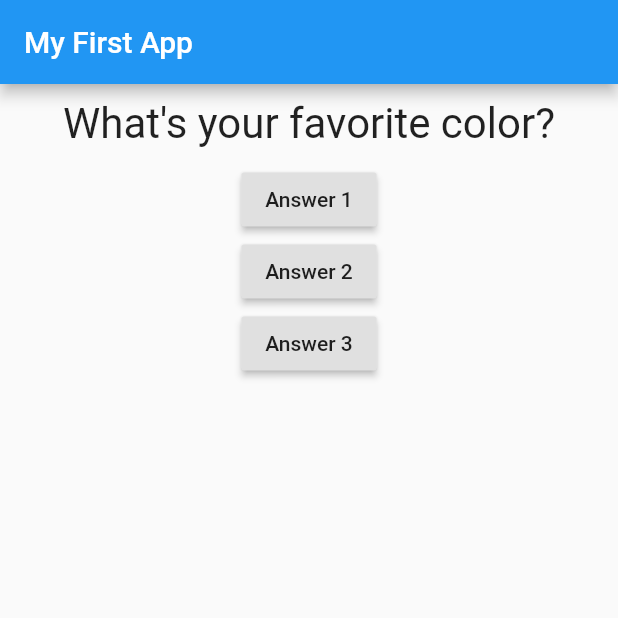
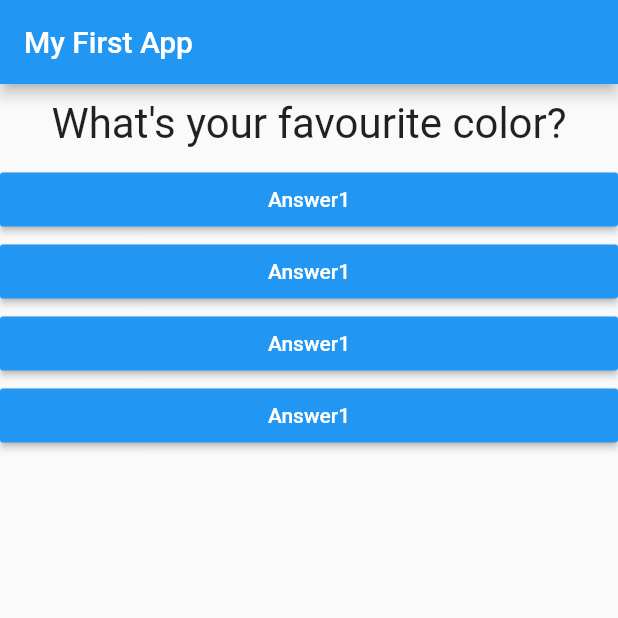
Before and after one commit to tasfique/QuizApp, a Flutter app: the screen it shows after launch, on a phone screen of 412 x 824 dp, the top half of it. Run offline on Flutter 3.47's test engine with Material 2 defaults, Android fonts, the phone set to English and light mode, and no system bars.

Commit message:
Added new codes

```diff
--- /dev/null
+++ b/lib/answer.dart
@@ -0,0 +1,21 @@
+import 'package:flutter/material.dart';
+
+class Answer extends StatelessWidget {
+  final Function selectHandler;
+  final String answerText;
+
+  Answer(this.selectHandler, this.answerText);
+
+  @override
+  Widget build(BuildContext context) {
+    return Container(
+      width: double.infinity,
+      child: RaisedButton(
+        color: Colors.blue,
+        textColor: Colors.white,
+        child: Text('Answer1'),
+        onPressed: selectHandler,
+      ),
+    );
+  }
+}
--- a/lib/main.dart
+++ b/lib/main.dart
@@ -1,6 +1,7 @@
 import 'package:flutter/material.dart';
 
 import './question.dart';
+import './answer.dart';
 
 // void main() {
 //   runApp(MyApp());
@@ -29,8 +30,35 @@ class _MyAppState extends State<MyApp> {
   @override
   Widget build(BuildContext context) {
     var questions = [
-      'What\'s your favorite color?',
-      'What\'s your favorite animal?',
+      //can be declared as Map also, but the below code is a map
+      {
+        'questionText': 'What\'s your favourite color?',
+        //square brakcets for list
+        'answers': [
+          'Black',
+          'Red',
+          'Green',
+          'White',
+        ],
+      },
+      {
+        'questionText': 'What\'s your favourite animal?',
+        'answers': [
+          'Rabbit',
+          'Elephant',
+          'Lion',
+          'Snake',
+        ],
+      },
+      {
+        'questionText': 'What\'s your favourite instructor?',
+        'answers': [
+          'Jack',
+          'Jill',
+          'Bill',
+          'Will',
+        ],
+      },
     ];
     return MaterialApp(
       home: Scaffold(
@@ -40,23 +68,30 @@ class _MyAppState extends State<MyApp> {
         body: Column(
           children: [
             Question(
-              questions[_questionIndex],
+              questions[_questionIndex]['questionText'],
             ),
-            RaisedButton(
-              child: Text('Answer 1'),
-              onPressed: _answerQuestion,
-            ),
-            RaisedButton(
-              child: Text('Answer 2'),
-              onPressed: () => print('Answer 2 chosen!'),
-            ),
-            RaisedButton(
-              child: Text('Answer 3'),
-              onPressed: () {
-                // ...
-                print('Answer 3 chosen');
-              },
-            ),
+            ...(questions[_questionIndex]['answers'] as List<String>)
+                .map((answer) {
+              return Answer(_answerQuestion, answer);
+            }).toList()
+            // Answer(_answerQuestion),
+            // Answer(_answerQuestion),
+            // Answer(_answerQuestion),
+            // RaisedButton(
+            //   child: Text('Answer 1'),
+            //   onPressed: _answerQuestion,
+            // ),
+            // RaisedButton(
+            //   child: Text('Answer 2'),
+            //   onPressed: () => print('Answer 2 chosen!'),
+            // ),
+            // RaisedButton(
+            //   child: Text('Answer 3'),
+            //   onPressed: () {
+            //     // ...
+            //     print('Answer 3 chosen');
+            //   },
+            // ),
           ],
         ),
       ),
```
